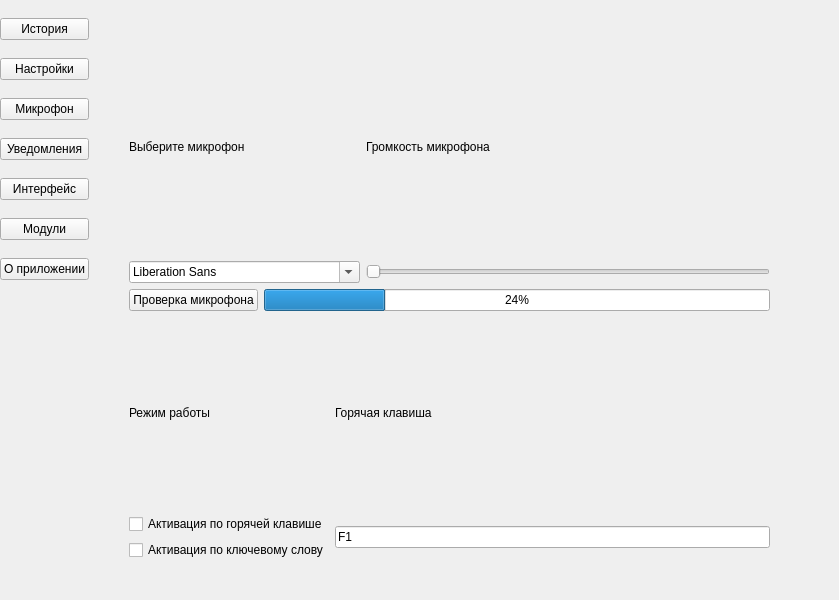
Qt form des.ui (Monsets/Eva) before a commit.
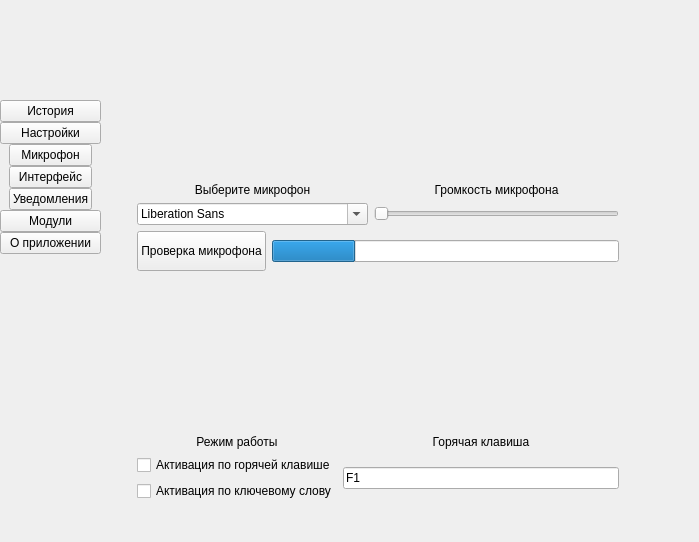
The same form after that commit. The open tabs and pages were chosen to show the change.

Commit message: design's code refactoring and little improvements

```diff
--- a/des.ui
+++ b/des.ui
@@ -9,18 +9,15 @@
    <rect>
     <x>0</x>
     <y>0</y>
-    <width>839</width>
-    <height>600</height>
+    <width>699</width>
+    <height>542</height>
    </rect>
   </property>
   <property name="windowTitle">
    <string>Eva</string>
   </property>
   <widget class="QWidget" name="centralwidget">
-   <layout class="QHBoxLayout" name="horizontalLayout">
-    <property name="spacing">
-     <number>0</number>
-    </property>
+   <layout class="QGridLayout" name="gridLayout_4">
     <property name="leftMargin">
      <number>0</number>
     </property>
@@ -33,91 +30,35 @@
     <property name="bottomMargin">
      <number>0</number>
     </property>
-    <item>
-     <layout class="QVBoxLayout" name="verticalLayout">
-      <property name="spacing">
-       <number>0</number>
-      </property>
-      <property name="leftMargin">
-       <number>0</number>
-      </property>
-      <property name="bottomMargin">
-       <number>300</number>
-      </property>
-      <item>
-       <widget class="QPushButton" name="Button_History">
-        <property name="text">
-         <string>История</string>
-        </property>
-       </widget>
-      </item>
-      <item>
-       <widget class="QPushButton" name="Button_Settings">
-        <property name="text">
-         <string>Настройки</string>
-        </property>
-       </widget>
-      </item>
-      <item>
-       <widget class="QPushButton" name="Button_Settings_Micro">
-        <property name="text">
-         <string>Микрофон</string>
-        </property>
-       </widget>
-      </item>
-      <item>
-       <widget class="QPushButton" name="Button_Settings_Notify">
-        <property name="text">
-         <string>Уведомления</string>
-        </property>
-       </widget>
-      </item>
-      <item>
-       <widget class="QPushButton" name="Button_Settings_Interface">
-        <property name="text">
-         <string>Интерфейс</string>
-        </property>
-       </widget>
-      </item>
-      <item>
-       <widget class="QPushButton" name="Button_Modules">
-        <property name="text">
-         <string>Модули</string>
-        </property>
-       </widget>
-      </item>
-      <item>
-       <widget class="QPushButton" name="Button_About">
-        <property name="text">
-         <string>О приложении</string>
-        </property>
-       </widget>
-      </item>
-     </layout>
-    </item>
-    <item>
+    <item row="0" column="1">
      <widget class="QStackedWidget" name="stackedWidget">
       <widget class="QWidget" name="history_page"/>
       <widget class="QWidget" name="modules_page"/>
       <widget class="QWidget" name="setting_micro_page">
+       <property name="layoutDirection">
+        <enum>Qt::LeftToRight</enum>
+       </property>
        <widget class="QWidget" name="verticalLayoutWidget_2">
         <property name="geometry">
          <rect>
-          <x>0</x>
-          <y>-1</y>
-          <width>721</width>
-          <height>601</height>
+          <x>-10</x>
+          <y>0</y>
+          <width>561</width>
+          <height>541</height>
          </rect>
         </property>
         <layout class="QVBoxLayout" name="verticalLayout_4">
+         <property name="sizeConstraint">
+          <enum>QLayout::SetDefaultConstraint</enum>
+         </property>
          <property name="leftMargin">
           <number>40</number>
          </property>
          <property name="topMargin">
-          <number>40</number>
+          <number>0</number>
          </property>
          <property name="rightMargin">
-          <number>40</number>
+          <number>39</number>
          </property>
          <property name="bottomMargin">
           <number>40</number>
@@ -139,6 +80,9 @@
              <property name="text">
               <string>Выберите микрофон</string>
              </property>
+             <property name="alignment">
+              <set>Qt::AlignBottom|Qt::AlignHCenter</set>
+             </property>
             </widget>
            </item>
            <item row="0" column="1">
@@ -146,6 +90,9 @@
              <property name="text">
               <string>Громкость микрофона</string>
              </property>
+             <property name="alignment">
+              <set>Qt::AlignBottom|Qt::AlignHCenter</set>
+             </property>
             </widget>
            </item>
           </layout>
@@ -154,9 +101,27 @@
           <layout class="QHBoxLayout" name="horizontalLayout_2">
            <item>
             <widget class="QPushButton" name="Button_Check_Micro">
+             <property name="minimumSize">
+              <size>
+               <width>0</width>
+               <height>40</height>
+              </size>
+             </property>
+             <property name="baseSize">
+              <size>
+               <width>0</width>
+               <height>100</height>
+              </size>
+             </property>
+             <property name="contextMenuPolicy">
+              <enum>Qt::NoContextMenu</enum>
+             </property>
              <property name="text">
               <string>Проверка микрофона</string>
              </property>
+             <property name="flat">
+              <bool>false</bool>
+             </property>
             </widget>
            </item>
            <item>
@@ -164,17 +129,29 @@
              <property name="value">
               <number>24</number>
              </property>
+             <property name="format">
+              <string/>
+             </property>
             </widget>
            </item>
           </layout>
          </item>
          <item>
           <layout class="QGridLayout" name="gridLayout_2">
+           <property name="sizeConstraint">
+            <enum>QLayout::SetDefaultConstraint</enum>
+           </property>
+           <property name="rightMargin">
+            <number>0</number>
+           </property>
            <item row="0" column="1">
             <widget class="QLabel" name="label_4">
              <property name="text">
               <string>Горячая клавиша</string>
              </property>
+             <property name="alignment">
+              <set>Qt::AlignBottom|Qt::AlignHCenter</set>
+             </property>
             </widget>
            </item>
            <item row="0" column="0">
@@ -182,6 +159,9 @@
              <property name="text">
               <string>Режим работы</string>
              </property>
+             <property name="alignment">
+              <set>Qt::AlignBottom|Qt::AlignHCenter</set>
+             </property>
             </widget>
            </item>
            <item row="1" column="0">
@@ -292,6 +272,108 @@
       </widget>
      </widget>
     </item>
+    <item row="0" column="0">
+     <layout class="QVBoxLayout" name="verticalLayout" stretch="0,0,0,0,0,0">
+      <property name="spacing">
+       <number>0</number>
+      </property>
+      <property name="leftMargin">
+       <number>0</number>
+      </property>
+      <property name="topMargin">
+       <number>100</number>
+      </property>
+      <property name="bottomMargin">
+       <number>0</number>
+      </property>
+      <item>
+       <widget class="QPushButton" name="Button_History">
+        <property name="text">
+         <string>История</string>
+        </property>
+       </widget>
+      </item>
+      <item>
+       <widget class="QPushButton" name="Button_Settings">
+        <property name="text">
+         <string>Настройки</string>
+        </property>
+       </widget>
+      </item>
+      <item>
+       <widget class="QWidget" name="settings_button_widget" native="true">
+        <property name="sizePolicy">
+         <sizepolicy hsizetype="Minimum" vsizetype="Minimum">
+          <horstretch>0</horstretch>
+          <verstretch>0</verstretch>
+         </sizepolicy>
+        </property>
+        <layout class="QVBoxLayout" name="verticalLayout_2">
+         <property name="spacing">
+          <number>0</number>
+         </property>
+         <property name="topMargin">
+          <number>0</number>
+         </property>
+         <property name="bottomMargin">
+          <number>0</number>
+         </property>
+         <item>
+          <widget class="QPushButton" name="Button_Settings_Micro">
+           <property name="enabled">
+            <bool>true</bool>
+           </property>
+           <property name="text">
+            <string>Микрофон</string>
+           </property>
+          </widget>
+         </item>
+         <item>
+          <widget class="QPushButton" name="Button_Settings_Interface">
+           <property name="text">
+            <string>Интерфейс</string>
+           </property>
+          </widget>
+         </item>
+         <item>
+          <widget class="QPushButton" name="Button_Settings_Notify">
+           <property name="text">
+            <string>Уведомления</string>
+           </property>
+          </widget>
+         </item>
+        </layout>
+       </widget>
+      </item>
+      <item>
+       <widget class="QPushButton" name="Button_Modules">
+        <property name="text">
+         <string>Модули</string>
+        </property>
+       </widget>
+      </item>
+      <item>
+       <widget class="QPushButton" name="Button_About">
+        <property name="text">
+         <string>О приложении</string>
+        </property>
+       </widget>
+      </item>
+      <item>
+       <spacer name="verticalSpacer">
+        <property name="orientation">
+         <enum>Qt::Vertical</enum>
+        </property>
+        <property name="sizeHint" stdset="0">
+         <size>
+          <width>20</width>
+          <height>40</height>
+         </size>
+        </property>
+       </spacer>
+      </item>
+     </layout>
+    </item>
    </layout>
   </widget>
  </widget>
```
Left out of the diff: 8 changed lines with no effect on the pictures. The commit also changes 3 other files.
